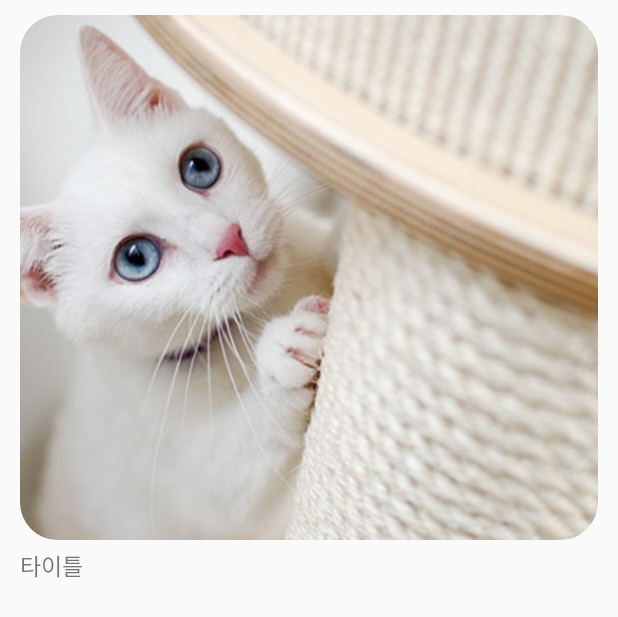
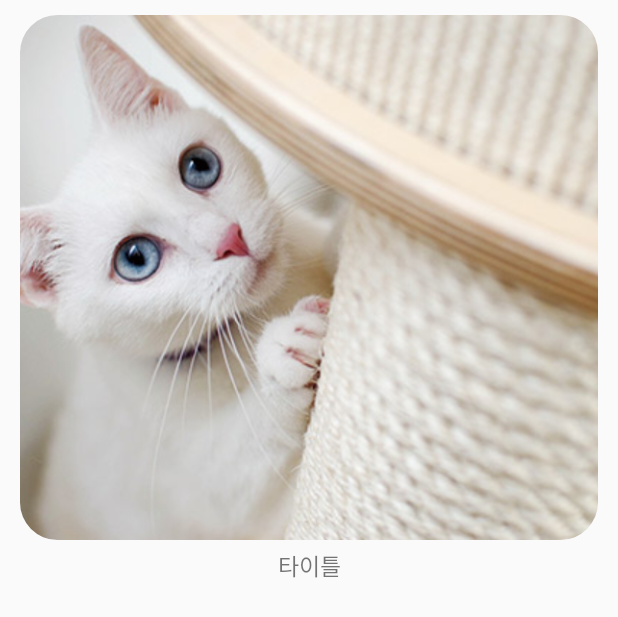
Before and after one commit to Team2-Greener/Team_2, an Android app: the layout media_list.xml on its own in the app's theme, with its tools: preview values and no code run, on a phone screen of 412 x 824 dp. Shown: the top 617 px of the screen. Run offline under Robolectric (Android 15) with nearby library versions, the phone set to English and light mode, and no system bars.

Commit message:
미디어탭 구현_수정

```diff
--- a/app/src/main/java/com/greener/MainActivity.java
+++ b/app/src/main/java/com/greener/MainActivity.java
@@ -51,6 +51,8 @@ public class MainActivity extends AppCompatActivity {
 
         super.onCreate(savedInstanceState);
         setContentView(R.layout.activity_main);
+
+        database = FirebaseDatabase.getInstance();
 
         //현재 유저의 uid 받아오기
         FirebaseUser user = FirebaseAuth.getInstance().getCurrentUser();
--- a/app/src/main/java/com/greener/MediaMain.java
+++ b/app/src/main/java/com/greener/MediaMain.java
@@ -29,7 +29,7 @@ public class MediaMain extends Fragment {
     private RecyclerView.LayoutManager layoutManager;
     private ArrayList<MediaList> arrayList;
     private DatabaseReference databaseReference;
-    private FirebaseDatabase database;
+    //private FirebaseDatabase database;
 
     private View view;
 
@@ -49,8 +49,8 @@ public class MediaMain extends Fragment {
         recyclerView.setLayoutManager(layoutManager);
         arrayList = new ArrayList<>(); // User 객체를 담을 어레이 리스트 (어댑터쪽으로)
 
-        database = FirebaseDatabase.getInstance();
-        databaseReference = database.getReference("환경정보메인"); // DB 테이블 연결
+        //database = FirebaseDatabase.getInstance();
+        databaseReference = MainActivity.database.getReference("환경정보메인"); // DB 테이블 연결
         databaseReference.addListenerForSingleValueEvent(new ValueEventListener() {
             @Override
             public void onDataChange(@NonNull DataSnapshot dataSnapshot) {
--- a/app/src/main/java/com/greener/MediaViewAdapter.java
+++ b/app/src/main/java/com/greener/MediaViewAdapter.java
@@ -63,7 +63,7 @@ public class MediaViewAdapter extends RecyclerView.Adapter<MediaViewAdapter.Medi
             this.media_image = itemView.findViewById(R.id.media_image);
             this.media_title = itemView.findViewById(R.id.media_title);
 
-            itemView.setClickable(true);
+            /*itemView.setClickable(true);
             itemView.setOnClickListener(new View.OnClickListener() {
                 @Override
                 public void onClick(View view) {
@@ -78,6 +78,8 @@ public class MediaViewAdapter extends RecyclerView.Adapter<MediaViewAdapter.Medi
 
                 }
             });
+
+             */
         }
 
     }
--- a/app/src/main/res/layout/media_list.xml
+++ b/app/src/main/res/layout/media_list.xml
@@ -7,7 +7,7 @@
 
     <androidx.cardview.widget.CardView
         android:id="@+id/mediaBackgroundView"
-        android:layout_width="wrap_content"
+        android:layout_width="match_parent"
         android:layout_height="wrap_content"
         android:layout_marginLeft="13dp"
         android:layout_marginRight="13dp"
@@ -16,7 +16,7 @@
         app:cardCornerRadius="25dp"
         app:cardElevation="0dp"
         app:layout_constraintStart_toStartOf="parent">
-        app:layout_constraintTop_toBottomOf="@+id/media_title" >
+        <!--app:layout_constraintTop_toBottomOf="@+id/media_title" -->
 
         <ImageView
             android:id="@+id/media_image"
@@ -24,8 +24,8 @@
             android:layout_height="350dp"
             android:scaleType = "centerCrop"
             android:requestLegacyExternalStorage="true"
-            android:src="@drawable/sample"
-            android:background="@drawable/round_image" />
+            android:src="@drawable/sample" />
+            <!--android:background="@drawable/round_image" -->
 
     </androidx.cardview.widget.CardView>
 
@@ -36,6 +36,9 @@
         android:textSize="15sp"
         android:layout_below="@+id/mediaBackgroundView"
         android:layout_alignLeft="@+id/mediaBackgroundView"
+        android:layout_alignRight="@+id/mediaBackgroundView"
+        android:textAlignment="center"
+        android:gravity="center"
         android:text="타이틀" />
 
 </RelativeLayout>
```
Also changed, not shown: app/src/main/java/com/greener/MediaList.java (+9 -9 lines), app/src/main/res/layout/media_main.xml (+1 -7 lines).
